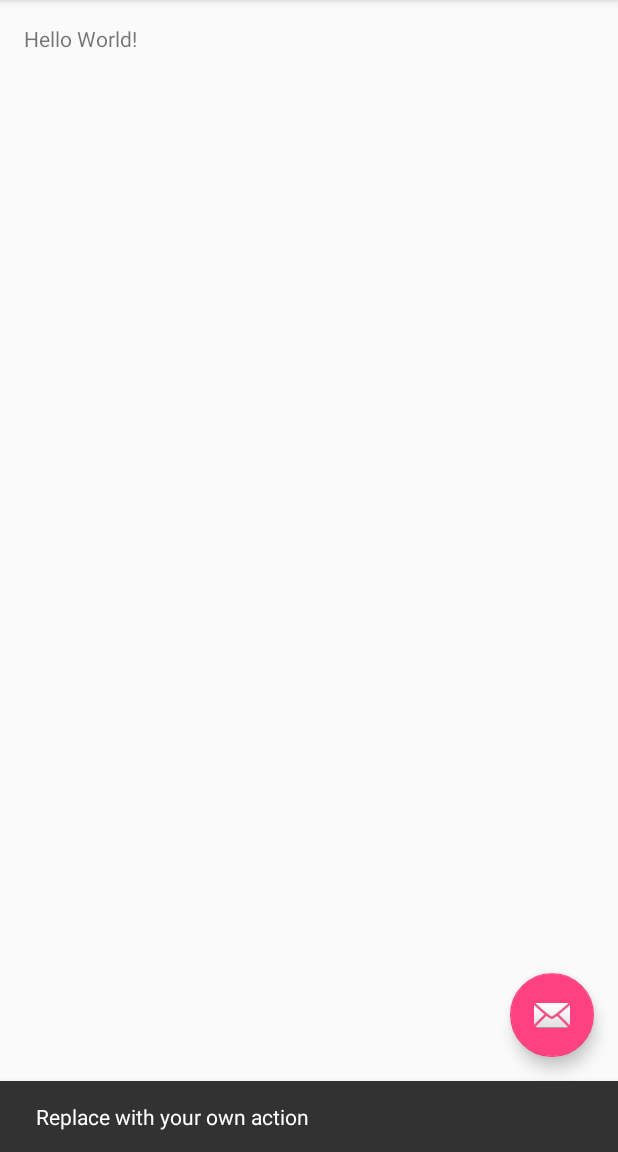
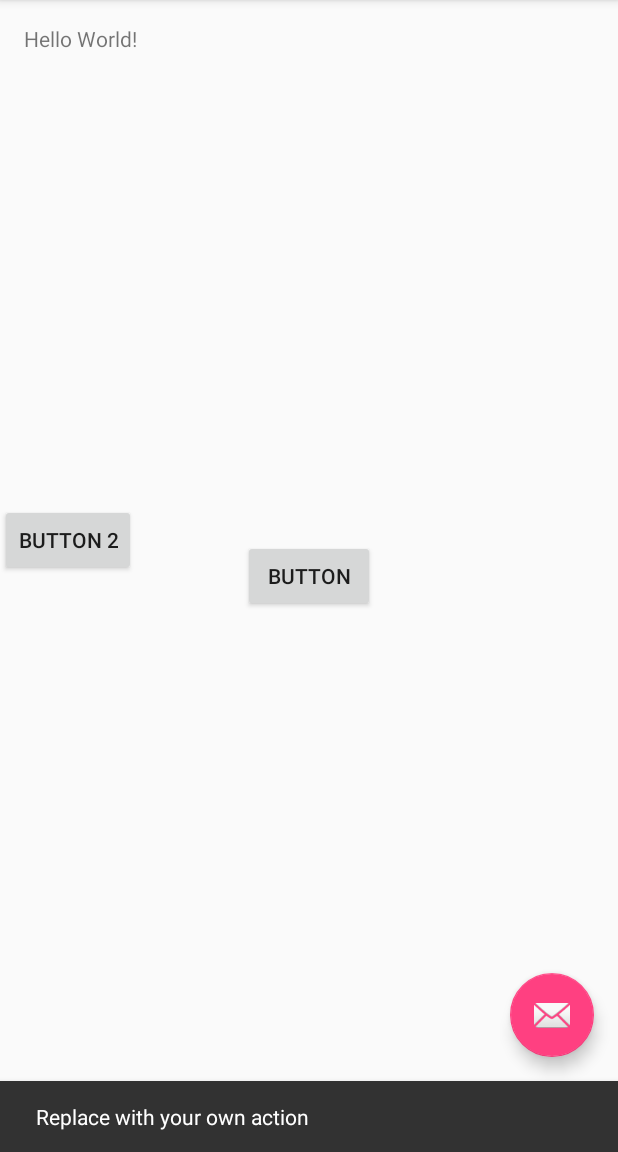
Before and after one commit to ryenguyen7411/android_bluetooth_transfer, an Android app: the screen it shows after launch (MainActivity), after a tap on an icon or button, on a phone screen of 412 x 824 dp, the part 84-1236 px from its top. Run offline under Robolectric (Android 15) with nearby library versions, the phone set to English and light mode, and no system bars.

Commit message:
- Commit for sure

```diff
--- a/BluetoothTransfer/app/src/main/AndroidManifest.xml
+++ b/BluetoothTransfer/app/src/main/AndroidManifest.xml
@@ -1,6 +1,8 @@
 <?xml version="1.0" encoding="utf-8"?>
 <manifest xmlns:android="http://schemas.android.com/apk/res/android"
     package="com.android.rye.bluetoothtransfer">
+
+    <uses-permission android:name="android.permission.READ_EXTERNAL_STORAGE" />
 
     <application
         android:allowBackup="true"
--- a/BluetoothTransfer/app/src/main/res/layout/activity_main.xml
+++ b/BluetoothTransfer/app/src/main/res/layout/activity_main.xml
@@ -21,7 +21,8 @@
 
     </android.support.design.widget.AppBarLayout>
 
-    <include layout="@layout/content_main" />
+    <include layout="@layout/content_main"
+        android:id="@+id/include" />
 
     <android.support.design.widget.FloatingActionButton
         android:id="@+id/fab"
@@ -31,4 +32,22 @@
         android:layout_margin="@dimen/fab_margin"
         app:srcCompat="@android:drawable/ic_dialog_email" />
 
+    <Button
+        android:text="Button"
+        android:layout_width="wrap_content"
+        android:layout_height="wrap_content"
+        android:id="@+id/button_temp"
+        app:layout_anchor="@+id/include"
+        app:layout_anchorGravity="center_vertical|center_horizontal"
+        android:layout_gravity="center_vertical|center_horizontal" />
+
+    <Button
+        android:text="Button 2"
+        android:layout_width="wrap_content"
+        android:layout_height="wrap_content"
+        android:id="@+id/button"
+        app:layout_anchor="@+id/include"
+        app:layout_anchorGravity="center_vertical|left"
+        android:layout_gravity="top|right" />
+
 </android.support.design.widget.CoordinatorLayout>
--- a/BluetoothTransfer/build.gradle
+++ b/BluetoothTransfer/build.gradle
@@ -5,7 +5,7 @@ buildscript {
         jcenter()
     }
     dependencies {
-        classpath 'com.android.tools.build:gradle:2.2.0'
+        classpath 'com.android.tools.build:gradle:2.2.2'
 
         // NOTE: Do not place your application dependencies here; they belong
         // in the individual module build.gradle files
```
Also changed, not shown: BluetoothTransfer/app/src/main/java/com/android/rye/bluetoothtransfer/MainActivity.java (+75 -0 lines).
